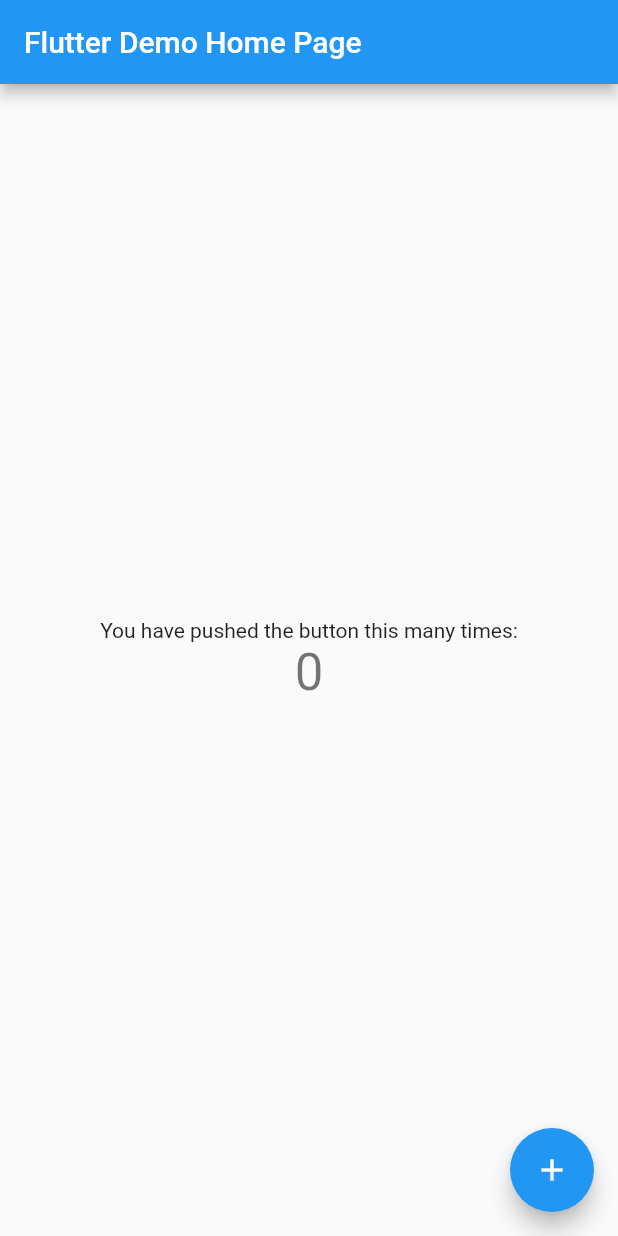
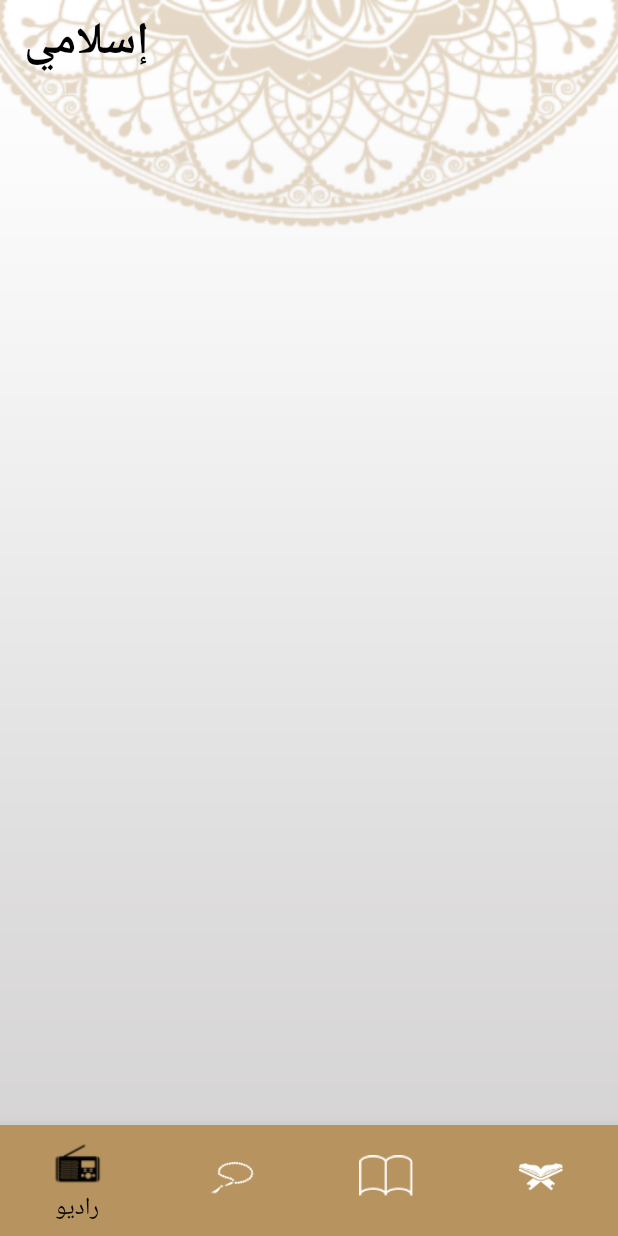
Before and after one commit to Flutter-Course-Cycle-4/Islami_app, a Flutter app: the screen it shows after launch, on a phone screen of 412 x 824 dp. Run offline on Flutter 3.47's test engine with Material 2 defaults, Android fonts, the phone set to English and light mode, and no system bars.

Commit message:
added home screen with common components

```diff
--- /dev/null
+++ b/lib/home_screen.dart
@@ -0,0 +1,82 @@
+import 'package:flutter/cupertino.dart';
+import 'package:flutter/material.dart';
+
+class HomeScreen extends StatefulWidget {
+  @override
+  State<HomeScreen> createState() => _HomeScreenState();
+}
+
+class _HomeScreenState extends State<HomeScreen> {
+  late int currentScreenIndex;
+  @override
+  void initState() {
+    super.initState();
+    currentScreenIndex = 0;
+  }
+
+  @override
+  Widget build(BuildContext context) {
+    return Container(
+      decoration: BoxDecoration(
+        image: DecorationImage(
+          fit: BoxFit.fill,
+          image: AssetImage('assets/images/bg3.png'),
+        ),
+      ),
+      child: Scaffold(
+        backgroundColor: Colors.transparent,
+        appBar: AppBar(
+          backgroundColor: Colors.transparent,
+          elevation: 0,
+          title: Text(
+            'إسلامي',
+            style: TextStyle(
+              color: Colors.black,
+              fontWeight: FontWeight.bold,
+              fontSize: 30,
+            ),
+          ),
+        ),
+        bottomNavigationBar: BottomNavigationBar(
+          currentIndex: currentScreenIndex,
+          type: BottomNavigationBarType.fixed,
+          backgroundColor: Color.fromRGBO(183, 147, 95, 1),
+          showUnselectedLabels: false,
+          unselectedItemColor: Colors.white,
+          selectedItemColor: Colors.black,
+          iconSize: 36,
+          selectedLabelStyle: TextStyle(
+            fontSize: 16,
+          ),
+          onTap: (index) {
+            setState(() {
+              currentScreenIndex = index;
+            });
+          },
+          items: [
+            BottomNavigationBarItem(
+                icon: ImageIcon(
+                  AssetImage('assets/icons/radio_ic.png'),
+                ),
+                label: 'راديو'),
+            BottomNavigationBarItem(
+                icon: ImageIcon(
+                  AssetImage('assets/icons/sebha_ic.png'),
+                ),
+                label: 'تسبيح'),
+            BottomNavigationBarItem(
+                icon: ImageIcon(
+                  AssetImage('assets/icons/hadeth_ic.png'),
+                ),
+                label: 'الحديث'),
+            BottomNavigationBarItem(
+                icon: ImageIcon(
+                  AssetImage('assets/icons/quran_ic.png'),
+                ),
+                label: 'القرآن'),
+          ],
+        ),
+      ),
+    );
+  }
+}
--- a/lib/main.dart
+++ b/lib/main.dart
@@ -1,4 +1,6 @@
 import 'package:flutter/material.dart';
+
+import 'home_screen.dart';
 
 void main() {
   runApp(const MyApp());
@@ -7,109 +9,14 @@
 class MyApp extends StatelessWidget {
   const MyApp({Key? key}) : super(key: key);
 
-  // This widget is the root of your application.
   @override
   Widget build(BuildContext context) {
     return MaterialApp(
-      title: 'Flutter Demo',
+      title: 'Islami App',
       theme: ThemeData(
-        // This is the theme of your application.
-        //
-        // Try running your application with "flutter run". You'll see the
-        // application has a blue toolbar. Then, without quitting the app, try
-        // changing the primarySwatch below to Colors.green and then invoke
-        // "hot reload" (press "r" in the console where you ran "flutter run",
-        // or simply save your changes to "hot reload" in a Flutter IDE).
-        // Notice that the counter didn't reset back to zero; the application
-        // is not restarted.
         primarySwatch: Colors.blue,
       ),
-      home: const MyHomePage(title: 'Flutter Demo Home Page'),
+      home: HomeScreen(),
     );
   }
 }
-
-class MyHomePage extends StatefulWidget {
-  const MyHomePage({Key? key, required this.title}) : super(key: key);
-
-  // This widget is the home page of your application. It is stateful, meaning
-  // that it has a State object (defined below) that contains fields that affect
-  // how it looks.
-
-  // This class is the configuration for the state. It holds the values (in this
-  // case the title) provided by the parent (in this case the App widget) and
-  // used by the build method of the State. Fields in a Widget subclass are
-  // always marked "final".
-
-  final String title;
-
-  @override
-  State<MyHomePage> createState() => _MyHomePageState();
-}
-
-class _MyHomePageState extends State<MyHomePage> {
-  int _counter = 0;
-
-  void _incrementCounter() {
-    setState(() {
-      // This call to setState tells the Flutter framework that something has
-      // changed in this State, which causes it to rerun the build method below
-      // so that the display can reflect the updated values. If we changed
-      // _counter without calling setState(), then the build method would not be
-      // called again, and so nothing would appear to happen.
-      _counter++;
-    });
-  }
-
-  @override
-  Widget build(BuildContext context) {
-    // This method is rerun every time setState is called, for instance as done
-    // by the _incrementCounter method above.
-    //
-    // The Flutter framework has been optimized to make rerunning build methods
-    // fast, so that you can just rebuild anything that needs updating rather
-    // than having to individually change instances of widgets.
-    return Scaffold(
-      appBar: AppBar(
-        // Here we take the value from the MyHomePage object that was created by
-        // the App.build method, and use it to set our appbar title.
-        title: Text(widget.title),
-      ),
-      body: Center(
-        // Center is a layout widget. It takes a single child and positions it
-        // in the middle of the parent.
-        child: Column(
-          // Column is also a layout widget. It takes a list of children and
-          // arranges them vertically. By default, it sizes itself to fit its
-          // children horizontally, and tries to be as tall as its parent.
-          //
-          // Invoke "debug painting" (press "p" in the console, choose the
-          // "Toggle Debug Paint" action from the Flutter Inspector in Android
-          // Studio, or the "Toggle Debug Paint" command in Visual Studio Code)
-          // to see the wireframe for each widget.
-          //
-          // Column has various properties to control how it sizes itself and
-          // how it positions its children. Here we use mainAxisAlignment to
-          // center the children vertically; the main axis here is the vertical
-          // axis because Columns are vertical (the cross axis would be
-          // horizontal).
-          mainAxisAlignment: MainAxisAlignment.center,
-          children: <Widget>[
-            const Text(
-              'You have pushed the button this many times:',
-            ),
-            Text(
-              '$_counter',
-              style: Theme.of(context).textTheme.headline4,
-            ),
-          ],
-        ),
-      ),
-      floatingActionButton: FloatingActionButton(
-        onPressed: _incrementCounter,
-        tooltip: 'Increment',
-        child: const Icon(Icons.add),
-      ), // This trailing comma makes auto-formatting nicer for build methods.
-    );
-  }
-}
```
Also changed, not shown: pubspec.yaml (+4 -3 lines), assets/icons/2.0x/hadeth_ic@2x.png (added), assets/icons/2.0x/quran_ic@2x.png (added), assets/icons/2.0x/radio_ic@2x.png (added), assets/icons/2.0x/sebha_ic@2x.png (added), assets/icons/3.0x/hadeth_ic@3x.png (added), assets/icons/3.0x/quran_ic@3x.png (added), assets/icons/3.0x/radio_ic@3x.png (added), assets/icons/3.0x/sebha_ic@3x.png (added), assets/icons/hadeth_ic.png (added), assets/icons/quran_ic.png (added), assets/icons/radio_ic.png (added), assets/icons/sebha_ic.png (added), assets/images/2.0x/bg3@2x.png (added), 3 more files.
